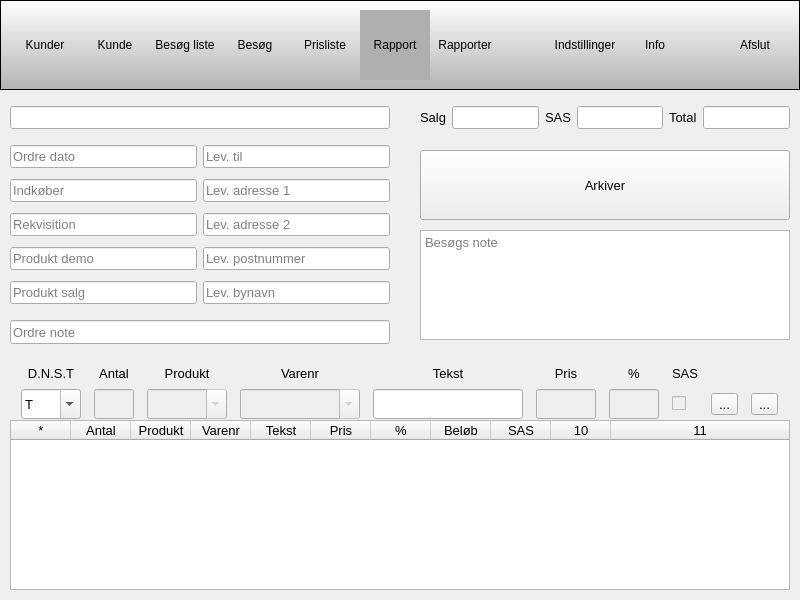
Old version of the form buildtools/ui/main_window.ui in the repository fhdk/eordre-app.pyqt.
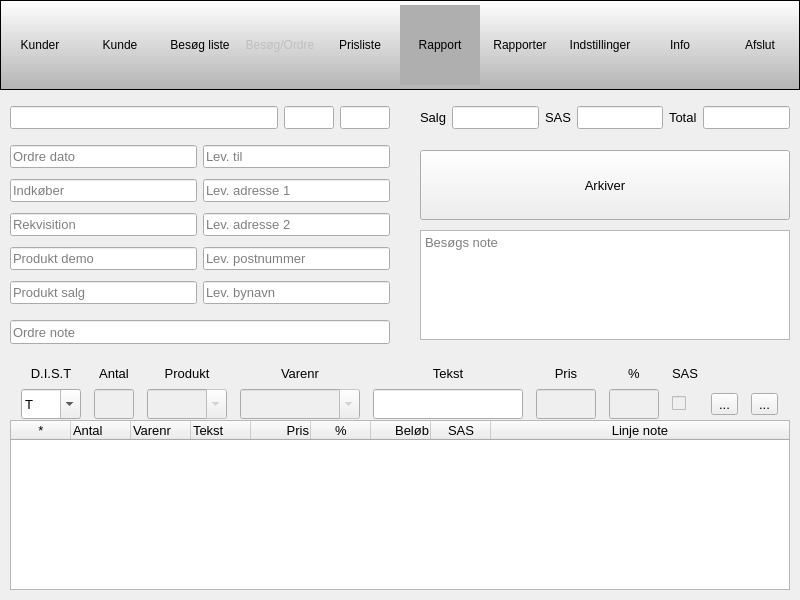
New version of the form. Icons and pictures are not drawn.

Diff of the .ui file:
```diff
--- a/buildtools/ui/main_window.ui
+++ b/buildtools/ui/main_window.ui
@@ -2038,7 +2038,7 @@
        <bool>false</bool>
       </property>
       <property name="columnCount">
-       <number>11</number>
+       <number>9</number>
       </property>
       <attribute name="horizontalHeaderCascadingSectionResizes">
        <bool>true</bool>
@@ -2081,20 +2081,7 @@
         </font>
        </property>
        <property name="textAlignment">
-        <set>AlignCenter</set>
-       </property>
-      </column>
-      <column>
-       <property name="text">
-        <string>Produkt</string>
-       </property>
-       <property name="font">
-        <font>
-         <pointsize>10</pointsize>
-        </font>
-       </property>
-       <property name="textAlignment">
-        <set>AlignCenter</set>
+        <set>AlignLeading|AlignVCenter</set>
        </property>
       </column>
       <column>
@@ -2107,7 +2094,7 @@
         </font>
        </property>
        <property name="textAlignment">
-        <set>AlignCenter</set>
+        <set>AlignLeading|AlignVCenter</set>
        </property>
       </column>
       <column>
@@ -2120,7 +2107,7 @@
         </font>
        </property>
        <property name="textAlignment">
-        <set>AlignCenter</set>
+        <set>AlignLeading|AlignVCenter</set>
        </property>
       </column>
       <column>
@@ -2133,7 +2120,7 @@
         </font>
        </property>
        <property name="textAlignment">
-        <set>AlignCenter</set>
+        <set>AlignTrailing|AlignVCenter</set>
        </property>
       </column>
       <column>
@@ -2159,7 +2146,7 @@
         </font>
        </property>
        <property name="textAlignment">
-        <set>AlignCenter</set>
+        <set>AlignTrailing|AlignVCenter</set>
        </property>
       </column>
       <column>
@@ -2175,8 +2162,11 @@
         <set>AlignCenter</set>
        </property>
       </column>
-      <column/>
-      <column/>
+      <column>
+       <property name="text">
+        <string>Linje note</string>
+       </property>
+      </column>
      </widget>
      <widget class="QWidget" name="gridLayoutWidget_2">
       <property name="geometry">
@@ -2205,6 +2195,53 @@
          </property>
         </widget>
        </item>
+       <item row="0" column="2">
+        <widget class="QLineEdit" name="textVisitId">
+         <property name="enabled">
+          <bool>true</bool>
+         </property>
+         <property name="sizePolicy">
+          <sizepolicy hsizetype="Fixed" vsizetype="Fixed">
+           <horstretch>0</horstretch>
+           <verstretch>0</verstretch>
+          </sizepolicy>
+         </property>
+         <property name="maximumSize">
+          <size>
+           <width>50</width>
+           <height>16777215</height>
+          </size>
+         </property>
+         <property name="text">
+          <string/>
+         </property>
+         <property name="alignment">
+          <set>Qt::AlignRight|Qt::AlignTrailing|Qt::AlignVCenter</set>
+         </property>
+         <property name="readOnly">
+          <bool>true</bool>
+         </property>
+        </widget>
+       </item>
+       <item row="0" column="1">
+        <widget class="QLineEdit" name="textVisitCustomerId">
+         <property name="sizePolicy">
+          <sizepolicy hsizetype="Fixed" vsizetype="Fixed">
+           <horstretch>0</horstretch>
+           <verstretch>0</verstretch>
+          </sizepolicy>
+         </property>
+         <property name="maximumSize">
+          <size>
+           <width>50</width>
+           <height>16777215</height>
+          </size>
+         </property>
+         <property name="alignment">
+          <set>Qt::AlignRight|Qt::AlignTrailing|Qt::AlignVCenter</set>
+         </property>
+        </widget>
+       </item>
       </layout>
      </widget>
      <widget class="QWidget" name="gridLayoutWidget_5">
@@ -2382,7 +2419,7 @@
           </font>
          </property>
          <property name="text">
-          <string>D.N.S.T</string>
+          <string>D.I.S.T</string>
          </property>
          <property name="alignment">
           <set>Qt::AlignCenter</set>
@@ -2719,10 +2756,10 @@
     <widget class="QToolButton" name="toolButtonReport">
      <property name="geometry">
       <rect>
-       <x>360</x>
-       <y>10</y>
-       <width>70</width>
-       <height>70</height>
+       <x>400</x>
+       <y>5</y>
+       <width>80</width>
+       <height>80</height>
       </rect>
      </property>
      <property name="toolTip">
@@ -2757,10 +2794,10 @@
     <widget class="QToolButton" name="toolButtonCustomers">
      <property name="geometry">
       <rect>
-       <x>10</x>
-       <y>10</y>
-       <width>70</width>
-       <height>70</height>
+       <x>0</x>
+       <y>5</y>
+       <width>80</width>
+       <height>80</height>
       </rect>
      </property>
      <property name="toolTip">
@@ -2793,9 +2830,9 @@
      <property name="geometry">
       <rect>
        <x>80</x>
-       <y>10</y>
-       <width>70</width>
-       <height>70</height>
+       <y>5</y>
+       <width>80</width>
+       <height>80</height>
       </rect>
      </property>
      <property name="toolTip">
@@ -2827,10 +2864,10 @@
     <widget class="QToolButton" name="toolButtonCustomerVisits">
      <property name="geometry">
       <rect>
-       <x>150</x>
-       <y>10</y>
-       <width>70</width>
-       <height>70</height>
+       <x>160</x>
+       <y>5</y>
+       <width>80</width>
+       <height>80</height>
       </rect>
      </property>
      <property name="toolTip">
@@ -2862,10 +2899,10 @@
     <widget class="QToolButton" name="toolButtonPricelist">
      <property name="geometry">
       <rect>
-       <x>290</x>
-       <y>10</y>
-       <width>70</width>
-       <height>70</height>
+       <x>320</x>
+       <y>5</y>
+       <width>80</width>
+       <height>80</height>
       </rect>
      </property>
      <property name="toolTip">
@@ -2897,10 +2934,10 @@
     <widget class="QToolButton" name="toolButtonReports">
      <property name="geometry">
       <rect>
-       <x>430</x>
-       <y>10</y>
-       <width>70</width>
-       <height>70</height>
+       <x>480</x>
+       <y>5</y>
+       <width>80</width>
+       <height>80</height>
       </rect>
      </property>
      <property name="toolTip">
@@ -2932,10 +2969,10 @@
     <widget class="QToolButton" name="toolButtonInfo">
      <property name="geometry">
       <rect>
-       <x>620</x>
-       <y>10</y>
-       <width>70</width>
-       <height>70</height>
+       <x>640</x>
+       <y>5</y>
+       <width>80</width>
+       <height>80</height>
       </rect>
      </property>
      <property name="toolTip">
@@ -2967,10 +3004,10 @@
     <widget class="QToolButton" name="toolButtonSettings">
      <property name="geometry">
       <rect>
-       <x>550</x>
-       <y>10</y>
-       <width>70</width>
-       <height>70</height>
+       <x>560</x>
+       <y>5</y>
+       <width>80</width>
+       <height>80</height>
       </rect>
      </property>
      <property name="toolTip">
@@ -3003,9 +3040,9 @@
      <property name="geometry">
       <rect>
        <x>720</x>
-       <y>10</y>
-       <width>70</width>
-       <height>70</height>
+       <y>5</y>
+       <width>80</width>
+       <height>80</height>
       </rect>
      </property>
      <property name="toolTip">
@@ -3034,20 +3071,23 @@
       <enum>Qt::ToolButtonTextUnderIcon</enum>
      </property>
     </widget>
-    <widget class="QToolButton" name="toolButtonVisit">
+    <widget class="QToolButton" name="toolButtonCustomerVisit">
+     <property name="enabled">
+      <bool>false</bool>
+     </property>
      <property name="geometry">
       <rect>
-       <x>220</x>
-       <y>10</y>
-       <width>70</width>
-       <height>70</height>
+       <x>240</x>
+       <y>5</y>
+       <width>80</width>
+       <height>80</height>
       </rect>
      </property>
      <property name="toolTip">
       <string>Rapporter</string>
      </property>
      <property name="text">
-      <string>Besøg</string>
+      <string>Besøg/Ordre</string>
      </property>
      <property name="icon">
       <iconset resource="../icons/system.qrc">
```
Left out of the diff: 75 changed lines with no effect on the pictures.
